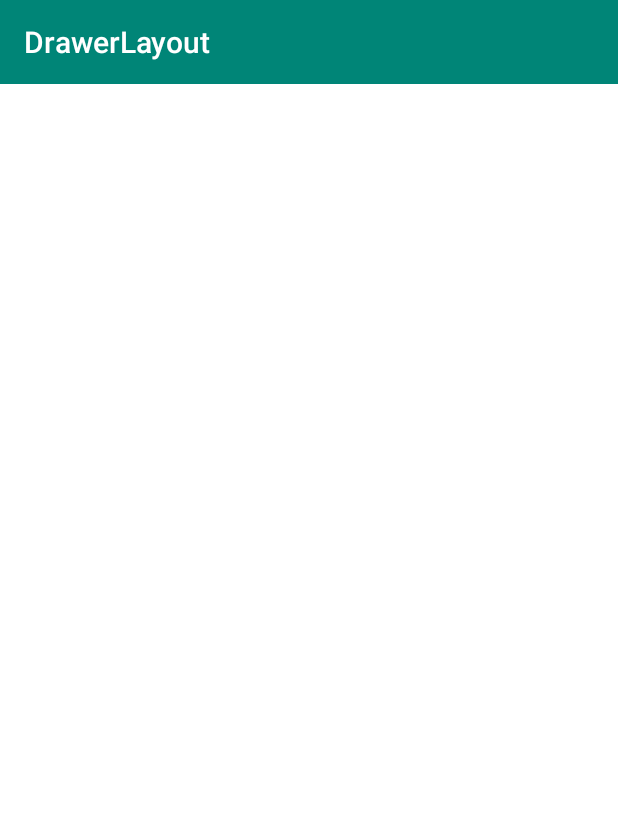
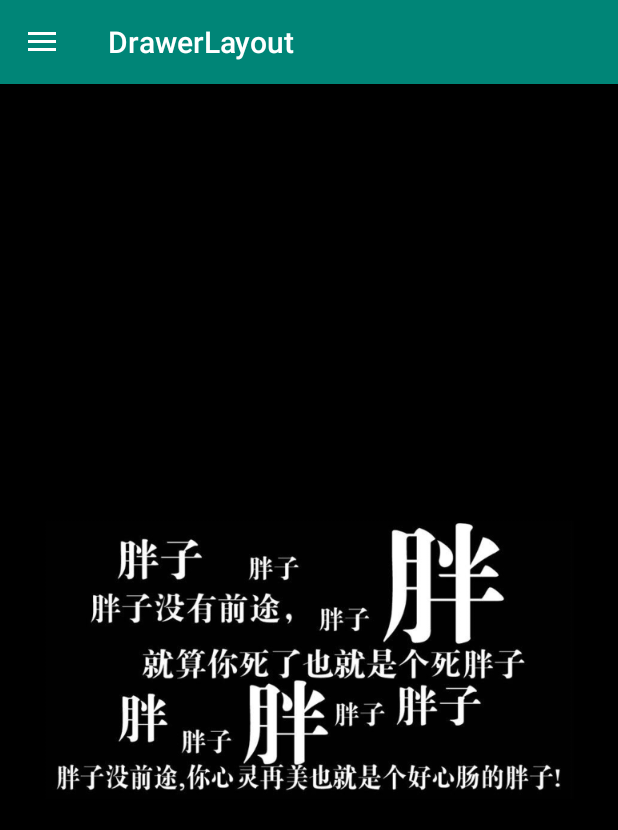
Before and after one commit to JaynmBo/MaterialDesign-master, an Android app: the screen it shows after launch (DrawerLayoutActivity), on a phone screen of 412 x 824 dp. Shown: the top 830 px of the screen. Run offline under Robolectric (Android 15) with nearby library versions, the phone set to English and light mode, and no system bars; our stand-ins replace ButterKnife; 1 statement that could not run was skipped.

Commit message:
DrawerLayout

```diff
--- a/app/build.gradle
+++ b/app/build.gradle
@@ -1,11 +1,10 @@
 apply plugin: 'com.android.application'
-
 android {
     compileSdkVersion 29
     buildToolsVersion "29.0.2"
     defaultConfig {
         applicationId "com.caobo.slideviewdemo"
-        minSdkVersion 26
+        minSdkVersion 21
         targetSdkVersion 29
         versionCode 1
         versionName "1.0"
@@ -16,6 +15,11 @@ android {
             minifyEnabled false
             proguardFiles getDefaultProguardFile('proguard-android-optimize.txt'), 'proguard-rules.pro'
         }
+    }
+
+    compileOptions {
+        sourceCompatibility JavaVersion.VERSION_1_8
+        targetCompatibility JavaVersion.VERSION_1_8
     }
 }
 
@@ -30,5 +34,8 @@ dependencies {
     implementation 'com.android.support:design:29.0.0'
     implementation 'com.android.support:recyclerview-v7:29.0.0'
 
-    implementation 'com.github.stephanenicolas:butterknife:10.0.0.6'
+
+    implementation 'com.jakewharton:butterknife:10.2.1'
+    annotationProcessor 'com.jakewharton:butterknife-compiler:10.2.1'
+
 }
--- /dev/null
+++ b/app/src/main/java/com/caobo/slideviewdemo/BaseActivity.java
@@ -0,0 +1,32 @@
+package com.caobo.slideviewdemo;
+
+import android.os.Bundle;
+
+import androidx.annotation.Nullable;
+import androidx.appcompat.app.AppCompatActivity;
+import butterknife.ButterKnife;
+
+/**
+ * Created by Administrator on 2020/6/16 0016
+ * Describe:
+ **/
+public abstract class BaseActivity extends AppCompatActivity {
+
+    @Override
+    protected void onCreate(@Nullable Bundle savedInstanceState) {
+        super.onCreate(savedInstanceState);
+        setContentView(getLayoutResID());
+        ButterKnife.bind(this);
+        initView();
+    }
+
+    protected abstract void initView();
+
+    protected abstract int getLayoutResID();
+
+    @Override
+    protected void onDestroy() {
+        super.onDestroy();
+        ButterKnife.bind(this).unbind();
+    }
+}
--- a/app/src/main/java/com/caobo/slideviewdemo/drawerlayout/DrawerLayoutActivity.java
+++ b/app/src/main/java/com/caobo/slideviewdemo/drawerlayout/DrawerLayoutActivity.java
@@ -1,34 +1,44 @@
 package com.caobo.slideviewdemo.drawerlayout;
 
-import android.os.Bundle;
+import android.view.Gravity;
 
+import com.caobo.slideviewdemo.BaseActivity;
 import com.caobo.slideviewdemo.R;
 
-import androidx.annotation.Nullable;
 import androidx.appcompat.app.ActionBarDrawerToggle;
-import androidx.appcompat.app.AppCompatActivity;
 import androidx.appcompat.widget.Toolbar;
+import androidx.core.view.GravityCompat;
 import androidx.drawerlayout.widget.DrawerLayout;
+import butterknife.BindView;
 
 /**
  * Created by cb
  * on 2020-06-16.
  */
-public class DrawerLayoutActivity extends AppCompatActivity {
+public class DrawerLayoutActivity extends BaseActivity {
 
-    private Toolbar toolbar;
-
-    private DrawerLayout drawerLayout;
+    @BindView(R.id.toolbar)
+    Toolbar toolbar;
+    @BindView(R.id.drawerLayout)
+    DrawerLayout drawerLayout;
 
     private ActionBarDrawerToggle actionBarDrawerToggle;
 
+
     @Override
-    protected void onCreate(@Nullable Bundle savedInstanceState) {
-        super.onCreate(savedInstanceState);
-        setContentView(R.layout.activity_drawerlayout);
+    protected void initView() {
 
+        // 设置左上角图标["三" —— "←"]效果
         actionBarDrawerToggle = new ActionBarDrawerToggle(this, drawerLayout, toolbar, R.string.drawer_open, R.string.drawer_close);
+        actionBarDrawerToggle.setHomeAsUpIndicator(R.drawable.ic_baseline_account_balance_24);
+        actionBarDrawerToggle.syncState();
+        drawerLayout.addDrawerListener(actionBarDrawerToggle);
+
+        drawerLayout.closeDrawer(GravityCompat.START);
     }
 
-
+    @Override
+    protected int getLayoutResID() {
+        return R.layout.activity_drawerlayout;
+    }
 }
--- a/app/src/main/res/layout/activity_drawerlayout.xml
+++ b/app/src/main/res/layout/activity_drawerlayout.xml
@@ -1,12 +1,7 @@
 <?xml version="1.0" encoding="utf-8"?>
-<androidx.drawerlayout.widget.DrawerLayout xmlns:android="http://schemas.android.com/apk/res/android"
+<LinearLayout xmlns:android="http://schemas.android.com/apk/res/android"
     xmlns:app="http://schemas.android.com/apk/res-auto"
     xmlns:tools="http://schemas.android.com/tools"
-    android:id="@+id/drawerLayout"
-    android:layout_width="match_parent"
-    android:layout_height="match_parent">
-
-    <LinearLayout
     android:layout_width="match_parent"
     android:layout_height="match_parent"
     android:orientation="vertical">
@@ -17,24 +12,27 @@
         android:layout_height="?attr/actionBarSize"
         android:background="?attr/colorPrimary"
         app:layout_scrollFlags="scroll|enterAlways"
-            app:subtitleTextColor="#FFF"
         app:title="DrawerLayout"
         app:titleTextColor="#FFF"
         tools:ignore="MissingConstraints" />
 
-        <TextView
+    <androidx.drawerlayout.widget.DrawerLayout
+        android:id="@+id/drawerLayout"
+        android:layout_width="match_parent"
+        android:layout_height="match_parent">
+
+        <ImageView
             android:layout_width="match_parent"
             android:layout_height="match_parent"
-            android:background="#FFF" />
+            android:scaleType="centerCrop"
+            android:src="@mipmap/meizi_2" />
+
+        <ImageView
+            android:layout_width="match_parent"
+            android:layout_height="match_parent"
+            android:scaleType="centerCrop"
+            android:src="@mipmap/pangzi" />
+
+    </androidx.drawerlayout.widget.DrawerLayout>
 
 </LinearLayout>
-
-
-    <LinearLayout
-        android:layout_width="match_parent"
-        android:layout_height="match_parent"
-        android:layout_gravity="start"
-        android:background="#C1C1C1"></LinearLayout>
-
-
-</androidx.drawerlayout.widget.DrawerLayout>
--- a/app/src/main/res/values/colors.xml
+++ b/app/src/main/res/values/colors.xml
@@ -5,4 +5,5 @@
     <color name="colorAccent">#D81B60</color>
     <color name="colorBlack">#000</color>
     <color name="colorLine">#AA9AE1</color>
+    <color name="colorWhite">#FFFFFF</color>
 </resources>
--- a/app/src/main/res/values/styles.xml
+++ b/app/src/main/res/values/styles.xml
@@ -6,6 +6,12 @@
         <item name="colorPrimary">@color/colorPrimary</item>
         <item name="colorPrimaryDark">@color/colorPrimaryDark</item>
         <item name="colorAccent">@color/colorAccent</item>
+        <item name="drawerArrowStyle">@style/DrawerArrowStyle</item>
+    </style>
+
+    <!--三道杠颜色样式设置-->
+    <style name="DrawerArrowStyle" parent="Widget.AppCompat.DrawerArrowToggle">
+        <item name="color">@color/colorWhite</item>
     </style>
 
     <!--TextInputLayout-->
--- a/build.gradle
+++ b/build.gradle
@@ -3,12 +3,12 @@
 buildscript {
     repositories {
         google()
-        jcenter()
-
+//        jcenter()
+        maven{ url'http://maven.aliyun.com/nexus/content/groups/public/' }
+        maven{ url'http://maven.aliyun.com/nexus/content/repositories/jcenter'}
     }
     dependencies {
         classpath 'com.android.tools.build:gradle:3.5.3'
-
         // NOTE: Do not place your application dependencies here; they belong
         // in the individual module build.gradle files
     }
```
Also changed, not shown: app/src/main/res/mipmap-xhdpi/meizi_2.png (added), app/src/main/res/mipmap-xhdpi/pangzi.png (added). Lines whose indentation alone changed are shown as unchanged.
